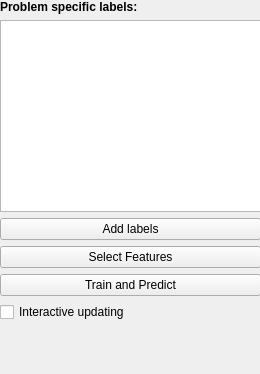
Above: ilastik-shell/applets/pixelClassificationAppletBar.ui from ilastik/ilastik before the change. Below: the same form after it.
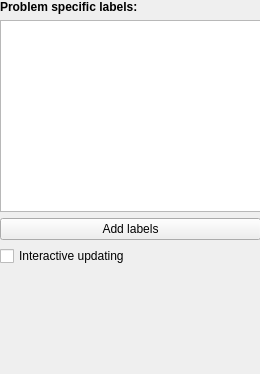
That is the form after the change. Custom widgets are drawn as their Qt base class.

Commit message: Applets may now provide more than one applet bar control. The pixel classification applet has been modified to provide three.

```diff
--- a/ilastik-shell/applets/pixelClassificationAppletBar.ui
+++ b/ilastik-shell/applets/pixelClassificationAppletBar.ui
@@ -74,26 +74,6 @@
       </property>
      </widget>
     </item>
-    <item>
-     <widget class="QPushButton" name="SelectFeaturesButton">
-      <property name="sizePolicy">
-       <sizepolicy hsizetype="Minimum" vsizetype="Fixed">
-        <horstretch>0</horstretch>
-        <verstretch>0</verstretch>
-       </sizepolicy>
-      </property>
-      <property name="text">
-       <string>Select Features</string>
-      </property>
-     </widget>
-    </item>
-    <item>
-     <widget class="QPushButton" name="trainAndPredictButton">
-      <property name="text">
-       <string>Train and Predict</string>
-      </property>
-     </widget>
-    </item>
     <item>
      <widget class="QCheckBox" name="checkInteractive">
       <property name="enabled">
```
The commit also changes 6 other files.
